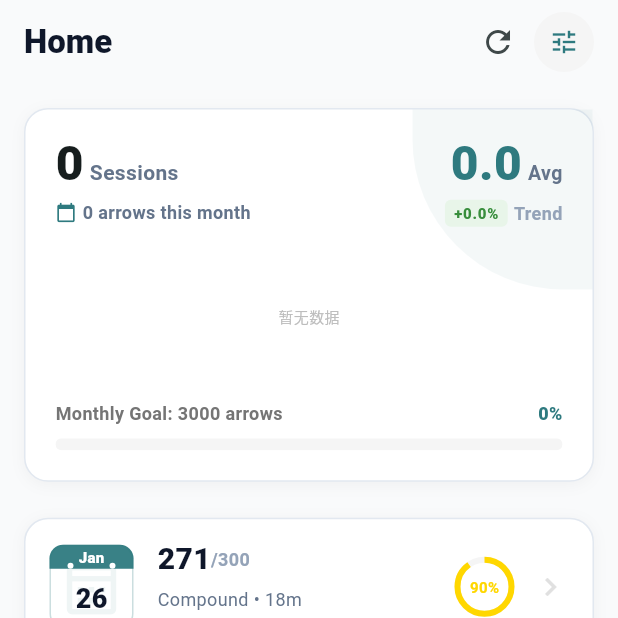
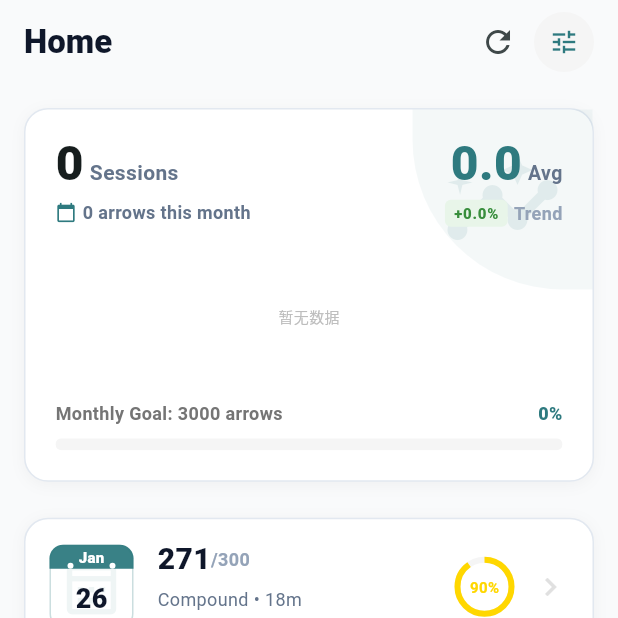
Before and after one commit to BinGess/archerypro, a Flutter app: the screen it shows after launch, on a phone screen of 412 x 824 dp, the top half of it. Run offline on Flutter 3.47's test engine with Material 3 defaults, Android fonts, the phone set to English and light mode, and no system bars; our stand-ins replace connectivity_plus, dio, fl_chart, flutter_dotenv, flutter_riverpod, hive and 2 more; accounts and stored records are empty.

```diff
--- a/lib/screens/dashboard_screen.dart
+++ b/lib/screens/dashboard_screen.dart
@@ -161,6 +161,13 @@ class DashboardScreen extends ConsumerWidget {
               decoration: BoxDecoration(
                 color: AppColors.primary.withOpacity(0.05),
                 borderRadius: const BorderRadius.only(bottomLeft: Radius.circular(100)),
+              ),
+              alignment: Alignment.topRight,
+              padding: const EdgeInsets.only(top: 20, right: 20),
+              child: Icon(
+                Icons.insights,
+                size: 80,
+                color: AppColors.primary.withOpacity(0.1),
               ),
             ),
           ),
--- a/lib/widgets/growth_mixed_chart.dart
+++ b/lib/widgets/growth_mixed_chart.dart
@@ -353,7 +353,7 @@ class GrowthMixedChart extends StatelessWidget {
     for (int i = 0; i < allDates.length; i++) {
       final date = allDates[i];
       final score = scoreTrendData[date];
-      if (score != null) {
+      if (score != null && score.isFinite) {
         spots.add(FlSpot(i.toDouble(), score));
       }
     }
@@ -365,7 +365,7 @@ class GrowthMixedChart extends StatelessWidget {
   double _calculateMaxVolume() {
     if (volumeData.isEmpty) return 100.0;
     final maxVol = volumeData.values.reduce((a, b) => a > b ? a : b);
-    return (maxVol * 1.2).ceilToDouble(); // Add 20% padding
+    return maxVol > 0 ? (maxVol * 1.2).ceilToDouble() : 10.0; // Add 20% padding, min 10
   }
 }
 
--- a/lib/widgets/score_trend_chart.dart
+++ b/lib/widgets/score_trend_chart.dart
@@ -94,17 +94,21 @@ class ScoreTrendChart extends StatelessWidget {
         ),
         borderData: FlBorderData(show: false),
         minX: 0,
-        maxX: (validScores.length > 1 ? validScores.length - 1 : 0).toDouble(),
+        maxX: (validScores.length > 1 ? validScores.length - 1 : 1).toDouble(),
         minY: minY,
         maxY: maxY,
         lineBarsData: [
           LineChartBarData(
-            spots: validScores.asMap().entries.map((e) => FlSpot(e.key.toDouble(), e.value)).toList(),
-            isCurved: true,
+            spots: validScores.asMap().entries.map((e) {
+               // If only one point, center it or put at 0.
+               // With maxX=1, putting it at 0 is fine.
+               return FlSpot(e.key.toDouble(), e.value);
+            }).toList(),
+            isCurved: validScores.length > 2, // Only curve if enough points
             color: lineColor,
             barWidth: 3,
             isStrokeCapRound: true,
-            dotData: FlDotData(show: !isCompact),
+            dotData: FlDotData(show: !isCompact || validScores.length == 1), // Show dot if single point
             belowBarData: BarAreaData(
               show: true,
               gradient: LinearGradient(
```
Also changed, not shown: lib/screens/analysis_screen.dart (+8 -0 lines), 3 other files.
